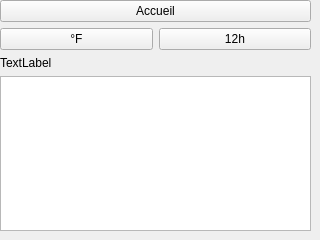
Before: the Qt Designer form thermostat/Thermostat/configWindow.ui in kimchicharlie/Envio, drawn with Qt 5.
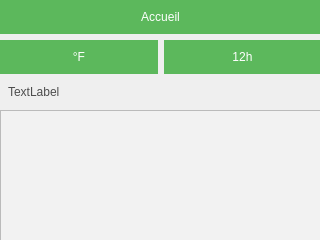
After: the same form once the commit is applied.

Patch:
```diff
--- a/thermostat/Thermostat/configWindow.ui
+++ b/thermostat/Thermostat/configWindow.ui
@@ -19,8 +19,8 @@
      <rect>
       <x>0</x>
       <y>0</y>
-      <width>311</width>
-      <height>231</height>
+      <width>321</width>
+      <height>241</height>
      </rect>
     </property>
     <layout class="QGridLayout" name="gridLayout">
@@ -30,6 +30,31 @@
         <layout class="QHBoxLayout" name="horizontalLayout_2">
          <item>
           <widget class="QPushButton" name="AccueilBtn">
+           <property name="styleSheet">
+            <string notr="true">QPushButton
+{
+	font-family:&quot;Montserrat&quot;, sans-serif;
+	text-transform: uppercase;
+	outline: 0;
+	background: #5cb85c;
+	border: 0;
+	padding: 10px;
+	color: #FFFFFF;
+	font-size: 12px;
+}
+
+QPushButton:hover
+{
+	font-family:&quot;Montserrat&quot;, sans-serif;
+	text-transform: uppercase;
+	outline: 0;
+	background: #449d44;
+	border: 0;
+	padding: 10px;
+	color: #FFFFFF;
+	font-size: 12px;
+}</string>
+           </property>
            <property name="text">
             <string>Accueil</string>
            </property>
@@ -40,12 +65,88 @@
       </layout>
      </item>
      <item row="6" column="0">
-      <widget class="QListView" name="listView"/>
+      <widget class="QListView" name="listView">
+       <property name="styleSheet">
+        <string notr="true">QListView {
+	background: #f2f2f2;
+	font-family: &quot;Montserrat&quot;, sans-serif;
+    show-decoration-selected: 1; 
+}
+
+QListView::item:alternate {
+    background: #EEEEEE;
+}
+
+QListView::item:selected {
+    border: 1px solid #6a6ea9;
+}
+
+QListView::item:selected:!active {
+    background: qlineargradient(x1: 0, y1: 0, x2: 1, y2: 1,
+                                stop: 0 #ABAFE5, stop: 1 #8588B2);
+}
+
+QListView::item:selected:active {
+    background: qlineargradient(x1: 0, y1: 0, x2: 1, y2: 1,
+                                stop: 0 #4cae4c, stop: 1 #265726);
+}
+
+QListView::item:hover {
+    background: qlineargradient(x1: 0, y1: 0, x2: 1, y2: 1,
+                                stop: 0 #5cb85c, stop: 1 #449d44);
+}
+
+/*
+QListView
+{
+font-family: &quot;Montserrat&quot;, sans-serif;
+background: #f2f2f2;
+box-sizing: border-box;
+font-size: 12px;
+}
+
+QListView::item
+{
+    padding-left:10px;
+    width:80px;
+    height:20px;
+    color: #5a5a5a;
+    border-bottom :1px solid #f0f0f0;
+	font-size: 12px;
+}
+*/</string>
+       </property>
+      </widget>
      </item>
      <item row="3" column="0">
       <layout class="QHBoxLayout" name="horizontalLayout_3">
        <item>
         <widget class="QPushButton" name="TempDispButton">
+         <property name="styleSheet">
+          <string notr="true">QPushButton
+{
+	font-family:&quot;Montserrat&quot;, sans-serif;
+	text-transform: uppercase;
+	outline: 0;
+	background: #5cb85c;
+	border: 0;
+	padding: 10px;
+	color: #FFFFFF;
+	font-size: 12px;
+}
+
+QPushButton:hover
+{
+	font-family:&quot;Montserrat&quot;, sans-serif;
+	text-transform: uppercase;
+	outline: 0;
+	background: #449d44;
+	border: 0;
+	padding: 10px;
+	color: #FFFFFF;
+	font-size: 12px;
+}</string>
+         </property>
          <property name="text">
           <string>°F</string>
          </property>
@@ -53,6 +154,31 @@
        </item>
        <item>
         <widget class="QPushButton" name="HourDispButton">
+         <property name="styleSheet">
+          <string notr="true">QPushButton
+{
+	font-family:&quot;Montserrat&quot;, sans-serif;
+	text-transform: uppercase;
+	outline: 0;
+	background: #5cb85c;
+	border: 0;
+	padding: 10px;
+	color: #FFFFFF;
+	font-size: 12px;
+}
+
+QPushButton:hover
+{
+	font-family:&quot;Montserrat&quot;, sans-serif;
+	text-transform: uppercase;
+	outline: 0;
+	background: #449d44;
+	border: 0;
+	padding: 10px;
+	color: #FFFFFF;
+	font-size: 12px;
+}</string>
+         </property>
          <property name="text">
           <string>12h</string>
          </property>
@@ -62,6 +188,17 @@
      </item>
      <item row="4" column="0">
       <widget class="QLabel" name="msgLabel">
+       <property name="styleSheet">
+        <string notr="true">font-family: &quot;Montserrat&quot;, sans-serif;
+text-transform: uppercase;
+outline: 0;
+width: 100%;
+border: 0;
+padding: 5px;
+color: #4d4d4d;
+font-size: 12px;
+</string>
+       </property>
        <property name="text">
         <string>TextLabel</string>
        </property>
```
